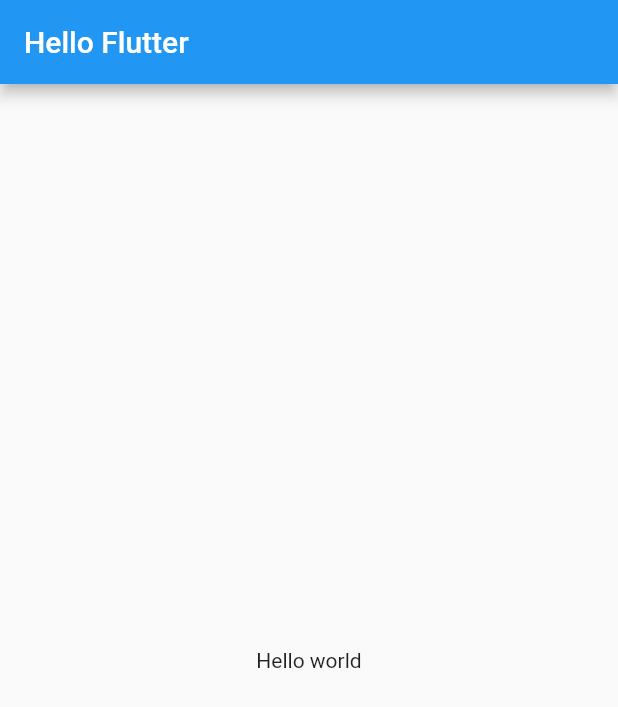
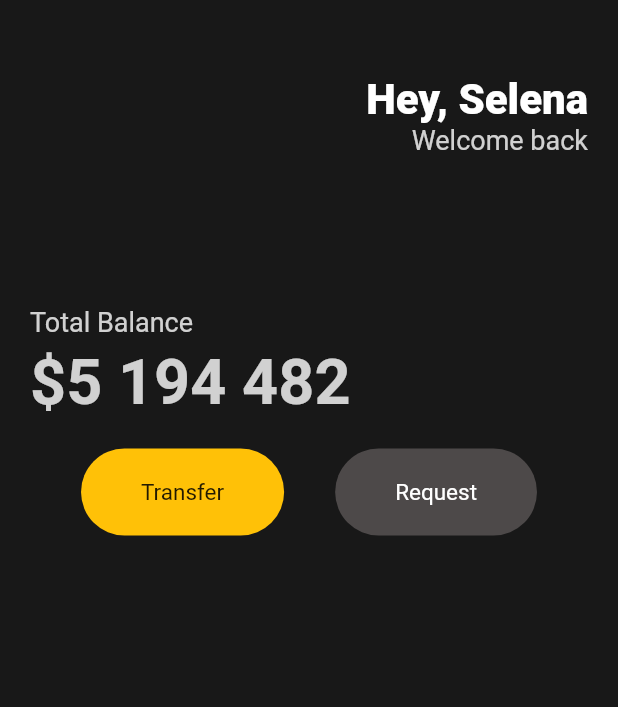
Before and after one commit to Kimhanyeol/toonflix, a Flutter app: the screen it shows after launch, on a phone screen of 412 x 824 dp. Shown: the top 707 px of the screen. Run offline on Flutter 3.47's test engine with Material 2 defaults, Android fonts, the phone set to English and light mode, and no system bars.

Commit message:
#3.2 Header & Buttons Section

```diff
--- a/lib/main.dart
+++ b/lib/main.dart
@@ -11,12 +11,97 @@ class MyApp extends StatelessWidget {
   Widget build(BuildContext context) {
     return MaterialApp(
       home: Scaffold(
-        appBar: AppBar(
-          title: Text('Hello Flutter'),
-        ),
-        body: Center(
-          child: Text('Hello world'),
-        )
+        backgroundColor: Color(0xFF181818),
+        body: Padding(
+            padding: EdgeInsets.symmetric(horizontal: 20),
+            child: Column(
+              crossAxisAlignment: CrossAxisAlignment.start,
+              children: [
+                SizedBox(
+                  height: 50,
+                ),
+                Row(
+                  mainAxisAlignment: MainAxisAlignment.end,
+                  children: [
+                    Column(
+                      crossAxisAlignment: CrossAxisAlignment.end,
+                      children: [
+                        Text(
+                          'Hey, Selena',
+                          style: TextStyle(
+                              color: Colors.white,
+                              fontSize: 28,
+                              fontWeight: FontWeight.w800),
+                        ),
+                        Text(
+                          'Welcome back',
+                          style: TextStyle(
+                            color: Colors.white.withOpacity(0.8),
+                            fontSize: 18,
+                          ),
+                        ),
+                      ],
+                    ),
+                  ],
+                ),
+                SizedBox(
+                  height: 100,
+                ),
+                Text(
+                  'Total Balance',
+                  style: TextStyle(
+                    color: Colors.white.withOpacity(0.8),
+                    fontSize: 18,
+                  ),
+                ),
+                SizedBox(
+                  height: 5,
+                ),
+                Text(
+                  '\$5 194 482',
+                  style: TextStyle(
+                      color: Colors.white.withOpacity(0.8),
+                      fontSize: 42,
+                      fontWeight: FontWeight.w600),
+                ),
+                SizedBox(
+                  height: 20,
+                ),
+                Row(
+                  mainAxisAlignment: MainAxisAlignment.spaceEvenly,
+                  children: [
+                    Container(
+                      decoration: BoxDecoration(
+                        color: Colors.amber,
+                        borderRadius: BorderRadius.circular(45)
+                      ),
+                      child: Padding(
+                          padding: EdgeInsets.symmetric(
+                              vertical: 20, horizontal: 40),
+                          child: Text(
+                            'Transfer',
+                            style: TextStyle(fontSize: 15),
+                          ),
+                      ),
+                    ),
+                    Container(
+                      decoration: BoxDecoration(
+                          color: Color(0xFF4D4949),
+                          borderRadius: BorderRadius.circular(45)
+                      ),
+                      child: Padding(
+                        padding: EdgeInsets.symmetric(
+                            vertical: 20, horizontal: 40),
+                        child: Text(
+                          'Request',
+                          style: TextStyle(fontSize: 15, color: Colors.white),
+                        ),
+                      ),
+                    )
+                  ],
+                )
+              ],
+            )),
       ),
     );
   }
```
